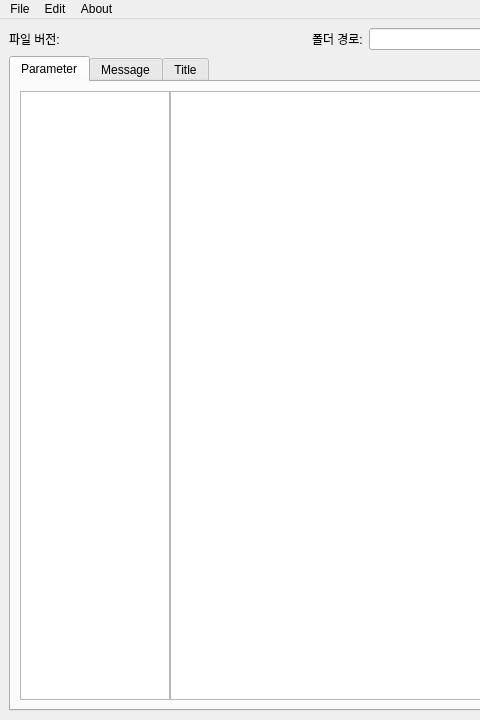
Old version of the form mainwindow.ui in the repository coreanq/table_editor3; both pictures show x 0 to 480 and y 0 to 720 of the 1095 by 720 pixel window.
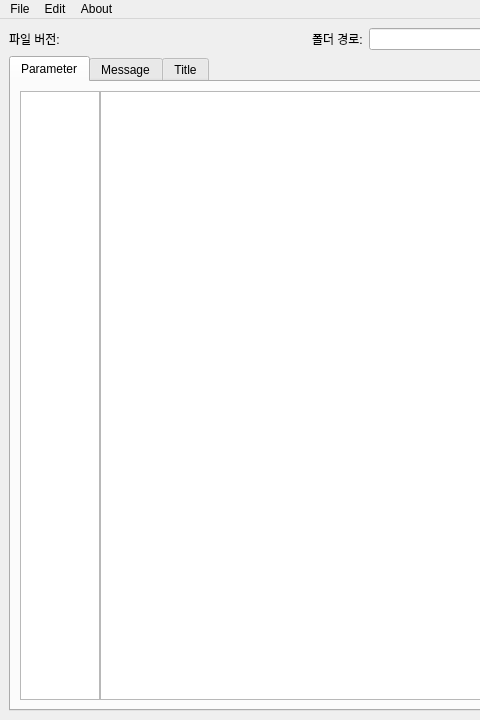
New version of the form.

Commit message: true, false 소문자로 사용하도록 수정 ui 그룹 사이즈 수정

```diff
--- a/mainwindow.ui
+++ b/mainwindow.ui
@@ -90,7 +90,7 @@
           <widget class="QTableView" name="viewGroup">
            <property name="maximumSize">
             <size>
-             <width>150</width>
+             <width>80</width>
              <height>16777215</height>
             </size>
            </property>
```
The commit also changes 1 other file.
